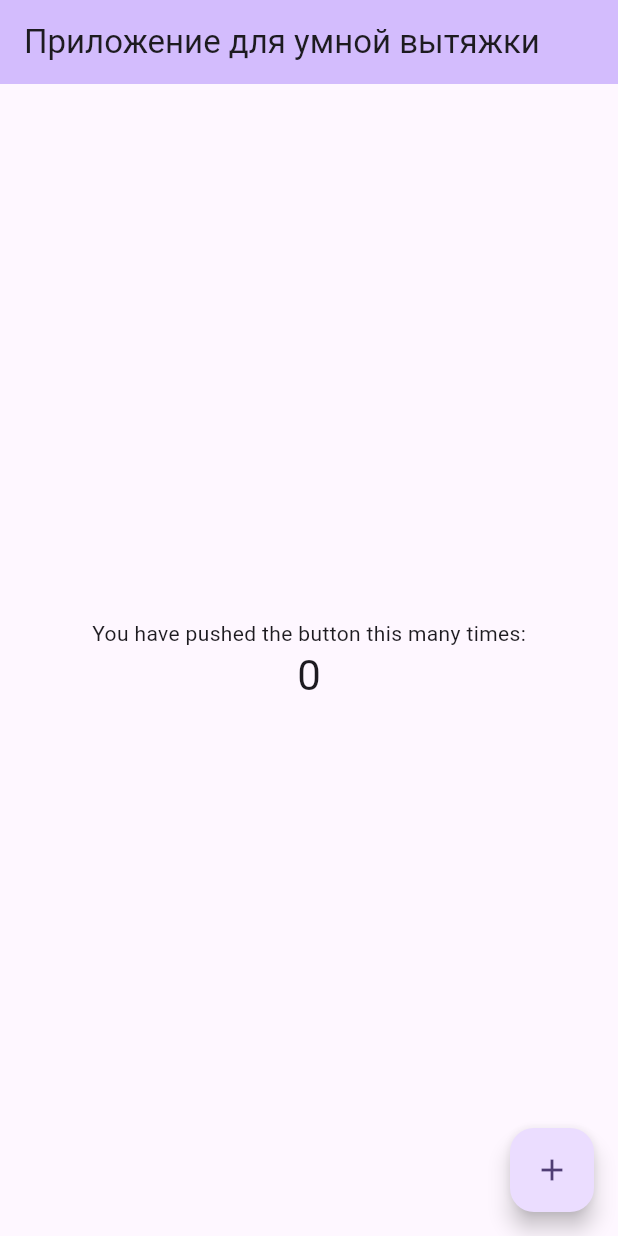
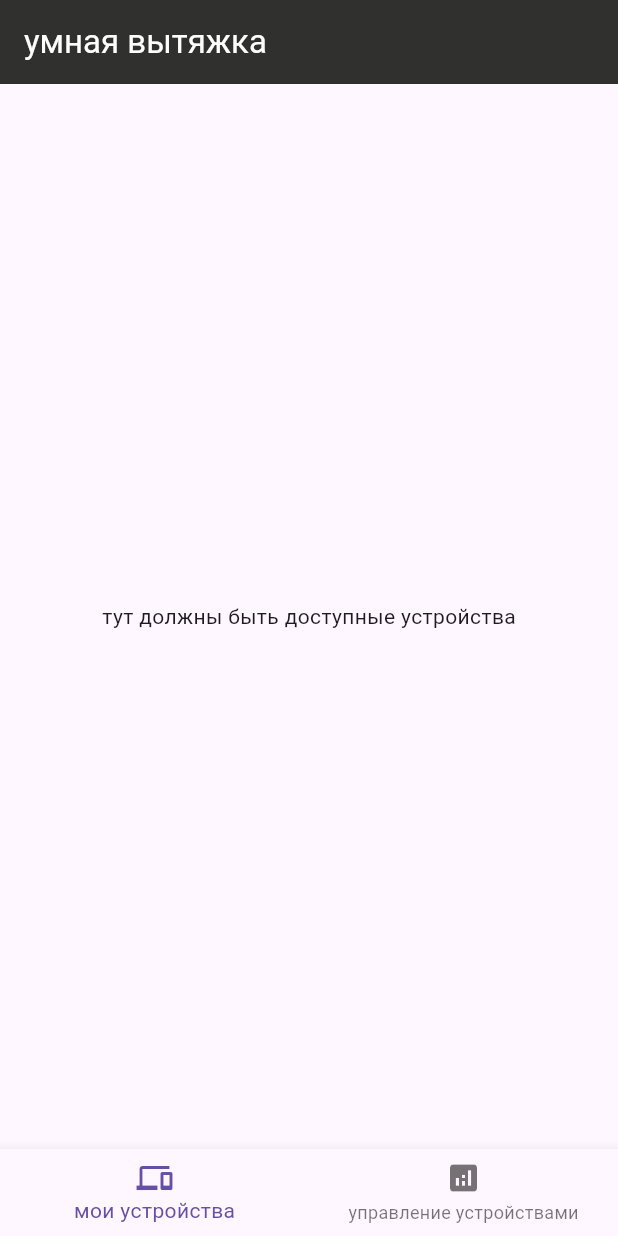
Before and after one commit to salainendev/Mobile-app-IoT, a Flutter app: the screen it shows after launch, on a phone screen of 412 x 824 dp. Run offline on Flutter 3.47's test engine with Material 3 defaults, Android fonts, the phone set to English and light mode, and no system bars.

Commit message:
добавил навигацию

```diff
--- a/lib/main.dart
+++ b/lib/main.dart
@@ -1,125 +1,84 @@
 import 'package:flutter/material.dart';
 
+
 void main() {
-  runApp(const MyApp());
+  runApp( MyApp());
 }
 
 class MyApp extends StatelessWidget {
   const MyApp({super.key});
-
-  // This widget is the root of your application.
   @override
   Widget build(BuildContext context) {
-    return MaterialApp(
-      title: 'Flutter Demo',
-      theme: ThemeData(
-        // This is the theme of your application.
-        //
-        // TRY THIS: Try running your application with "flutter run". You'll see
-        // the application has a purple toolbar. Then, without quitting the app,
-        // try changing the seedColor in the colorScheme below to Colors.green
-        // and then invoke "hot reload" (save your changes or press the "hot
-        // reload" button in a Flutter-supported IDE, or press "r" if you used
-        // the command line to start the app).
-        //
-        // Notice that the counter didn't reset back to zero; the application
-        // state is not lost during the reload. To reset the state, use hot
-        // restart instead.
-        //
-        // This works for code too, not just values: Most code changes can be
-        // tested with just a hot reload.
-        colorScheme: ColorScheme.fromSeed(seedColor: Colors.deepPurple),
-        useMaterial3: true,
-      ),
-      home: const MyHomePage(title: 'Приложение для умной вытяжки'),
+    return const MaterialApp(
+      home: MyHomePage(),
     );
   }
 }
 
 class MyHomePage extends StatefulWidget {
-  const MyHomePage({super.key, required this.title});
-
-  // This widget is the home page of your application. It is stateful, meaning
-  // that it has a State object (defined below) that contains fields that affect
-  // how it looks.
-
-  // This class is the configuration for the state. It holds the values (in this
-  // case the title) provided by the parent (in this case the App widget) and
-  // used by the build method of the State. Fields in a Widget subclass are
-  // always marked "final".
-
-  final String title;
+  const MyHomePage({super.key});
 
   @override
   State<MyHomePage> createState() => _MyHomePageState();
 }
 
-class _MyHomePageState extends State<MyHomePage> {
-  int _counter = 0;
+class _MyHomePageState extends State<MyHomePage> with SingleTickerProviderStateMixin {
 
-  void _incrementCounter() {
-    setState(() {
-      // This call to setState tells the Flutter framework that something has
-      // changed in this State, which causes it to rerun the build method below
-      // so that the display can reflect the updated values. If we changed
-      // _counter without calling setState(), then the build method would not be
-      // called again, and so nothing would appear to happen.
-      _counter++;
-    });
+  late TabController _tabController;
+
+  @override
+  void initState() {
+    super.initState();
+    _tabController = TabController(length: 2, vsync: this);
   }
+
 
   @override
   Widget build(BuildContext context) {
-    // This method is rerun every time setState is called, for instance as done
-    // by the _incrementCounter method above.
-    //
-    // The Flutter framework has been optimized to make rerunning build methods
-    // fast, so that you can just rebuild anything that needs updating rather
-    // than having to individually change instances of widgets.
     return Scaffold(
       appBar: AppBar(
-        // TRY THIS: Try changing the color here to a specific color (to
-        // Colors.amber, perhaps?) and trigger a hot reload to see the AppBar
-        // change color while the other colors stay the same.
-        backgroundColor: Theme.of(context).colorScheme.inversePrimary,
-        // Here we take the value from the MyHomePage object that was created by
-        // the App.build method, and use it to set our appbar title.
-        title: Text(widget.title),
+        title: const Text('умная вытяжка',style: TextStyle(color: Colors.white),),
+        backgroundColor: const Color.fromARGB(255, 48, 48, 47),
       ),
-      body: Center(
-        // Center is a layout widget. It takes a single child and positions it
-        // in the middle of the parent.
-        child: Column(
-          // Column is also a layout widget. It takes a list of children and
-          // arranges them vertically. By default, it sizes itself to fit its
-          // children horizontally, and tries to be as tall as its parent.
-          //
-          // Column has various properties to control how it sizes itself and
-          // how it positions its children. Here we use mainAxisAlignment to
-          // center the children vertically; the main axis here is the vertical
-          // axis because Columns are vertical (the cross axis would be
-          // horizontal).
-          //
-          // TRY THIS: Invoke "debug painting" (choose the "Toggle Debug Paint"
-          // action in the IDE, or press "p" in the console), to see the
-          // wireframe for each widget.
-          mainAxisAlignment: MainAxisAlignment.center,
-          children: <Widget>[
-            const Text(
-              'You have pushed the button this many times:',
+      bottomNavigationBar: BottomNavigationBar(
+
+        currentIndex: _tabController.index,
+        onTap: (int index){
+          setState(() {
+
+            _tabController.index=index;
+
+          });
+
+        },
+        items: const [
+          BottomNavigationBarItem(
+            icon: Icon(Icons.devices),
+            label: 'мои устройства',
+          ),
+          BottomNavigationBarItem(
+            icon: Icon(Icons.analytics),
+            label: 'управление устройствами',
+          ),
+        ],
+      ),
+      body: TabBarView(
+        controller: _tabController,
+        children: [
+          Container(
+            child: const Center(
+              child:Text('тут должны быть доступные устройства'),
             ),
-            Text(
-              '$_counter',
-              style: Theme.of(context).textTheme.headlineMedium,
+          ),
+          Container(
+            child :const Center(
+              child: Text('тут должна быть панель управления устройством'
+
+            )
             ),
-          ],
-        ),
-      ),
-      floatingActionButton: FloatingActionButton(
-        onPressed: _incrementCounter,
-        tooltip: 'Increment',
-        child: const Icon(Icons.add),
-      ), // This trailing comma makes auto-formatting nicer for build methods.
+          )
+        ],
+      )
     );
   }
 }
```
